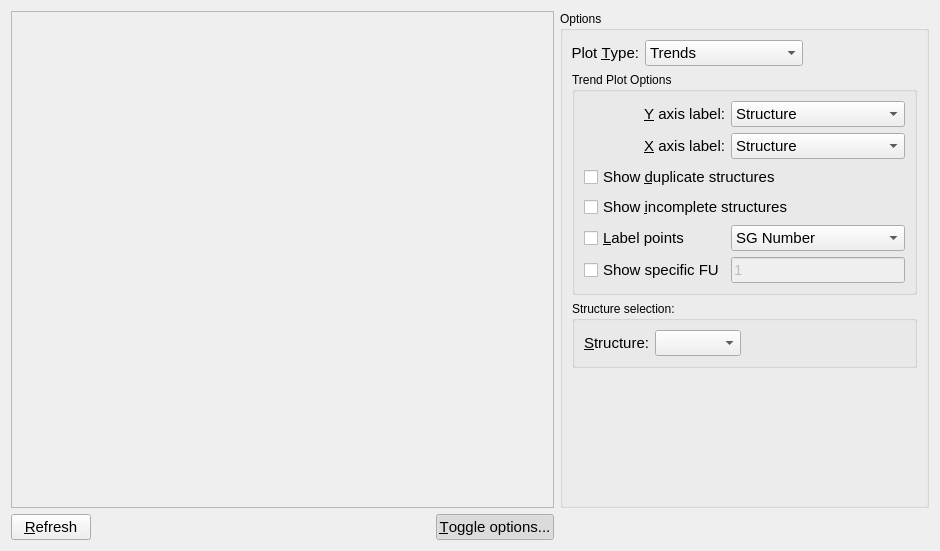
This is src/xtalopt/ui/tab_plot.ui in xtalopt/XtalOpt as Qt 5 draws it before an edit. The edited form follows.
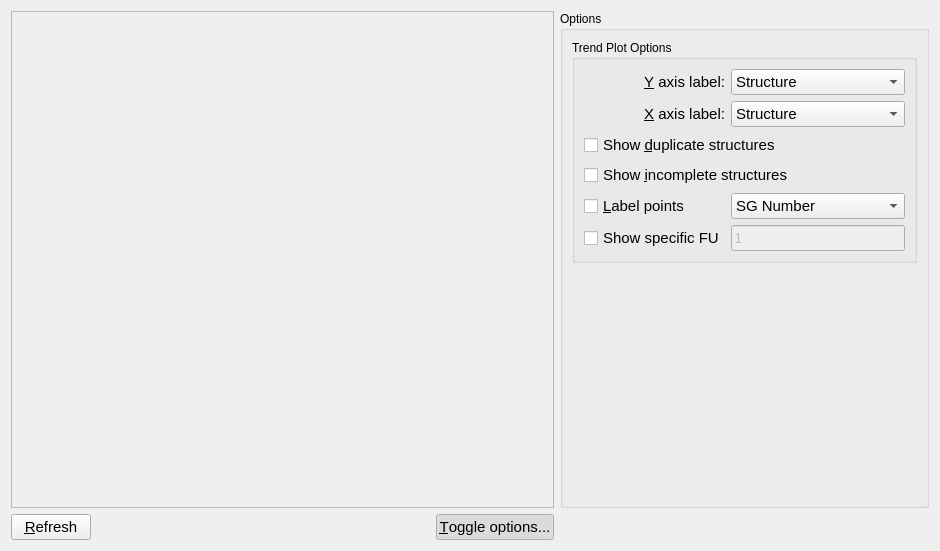
This is the edited form. Custom widgets are drawn as their Qt base class.

Commit message:
Removed some no-longer-used parts of the plot
Also fixed a bug where "Show incomplete structures"
would also display duplicate structures.

```diff
--- a/src/xtalopt/ui/tab_plot.ui
+++ b/src/xtalopt/ui/tab_plot.ui
@@ -45,119 +45,7 @@
       <string>Options</string>
      </property>
      <layout class="QGridLayout" name="gridLayout_2">
-      <item row="0" column="0">
-       <widget class="QLabel" name="label">
-        <property name="font">
-         <font>
-          <pointsize>11</pointsize>
-         </font>
-        </property>
-        <property name="text">
-         <string>Plot &amp;Type:</string>
-        </property>
-        <property name="alignment">
-         <set>Qt::AlignRight|Qt::AlignTrailing|Qt::AlignVCenter</set>
-        </property>
-        <property name="buddy">
-         <cstring>combo_plotType</cstring>
-        </property>
-       </widget>
-      </item>
-      <item row="0" column="2">
-       <spacer name="horizontalSpacer_2">
-        <property name="orientation">
-         <enum>Qt::Horizontal</enum>
-        </property>
-        <property name="sizeHint" stdset="0">
-         <size>
-          <width>40</width>
-          <height>20</height>
-         </size>
-        </property>
-       </spacer>
-      </item>
-      <item row="0" column="1">
-       <widget class="QComboBox" name="combo_plotType">
-        <property name="font">
-         <font>
-          <pointsize>11</pointsize>
-         </font>
-        </property>
-        <item>
-         <property name="text">
-          <string>Trends</string>
-         </property>
-        </item>
-        <item>
-         <property name="text">
-          <string>Distance Histogram</string>
-         </property>
-        </item>
-       </widget>
-      </item>
-      <item row="3" column="0">
-       <spacer name="verticalSpacer">
-        <property name="orientation">
-         <enum>Qt::Vertical</enum>
-        </property>
-        <property name="sizeHint" stdset="0">
-         <size>
-          <width>20</width>
-          <height>40</height>
-         </size>
-        </property>
-       </spacer>
-      </item>
-      <item row="2" column="0" colspan="3">
-       <widget class="QGroupBox" name="gb_distance">
-        <property name="title">
-         <string>Structure selection:</string>
-        </property>
-        <layout class="QGridLayout" name="gridLayout_4">
-         <item row="0" column="0">
-          <widget class="QLabel" name="label_2">
-           <property name="font">
-            <font>
-             <pointsize>11</pointsize>
-            </font>
-           </property>
-           <property name="text">
-            <string>&amp;Structure:</string>
-           </property>
-           <property name="alignment">
-            <set>Qt::AlignRight|Qt::AlignTrailing|Qt::AlignVCenter</set>
-           </property>
-           <property name="buddy">
-            <cstring>combo_distHistXtal</cstring>
-           </property>
-          </widget>
-         </item>
-         <item row="0" column="1">
-          <widget class="QComboBox" name="combo_distHistXtal">
-           <property name="font">
-            <font>
-             <pointsize>11</pointsize>
-            </font>
-           </property>
-          </widget>
-         </item>
-         <item row="0" column="2">
-          <spacer name="horizontalSpacer">
-           <property name="orientation">
-            <enum>Qt::Horizontal</enum>
-           </property>
-           <property name="sizeHint" stdset="0">
-            <size>
-             <width>40</width>
-             <height>20</height>
-            </size>
-           </property>
-          </spacer>
-         </item>
-        </layout>
-       </widget>
-      </item>
-      <item row="1" column="0" colspan="3">
+      <item row="0" column="0" colspan="2">
        <widget class="QGroupBox" name="gb_trend">
         <property name="title">
          <string>Trend Plot Options</string>
@@ -490,6 +378,19 @@
         </layout>
        </widget>
       </item>
+      <item row="1" column="0">
+       <spacer name="verticalSpacer">
+        <property name="orientation">
+         <enum>Qt::Vertical</enum>
+        </property>
+        <property name="sizeHint" stdset="0">
+         <size>
+          <width>20</width>
+          <height>40</height>
+         </size>
+        </property>
+       </spacer>
+      </item>
      </layout>
     </widget>
    </item>
```
Left out of the diff: 2 changed lines with no effect on the pictures. The commit also changes 1 other file.
